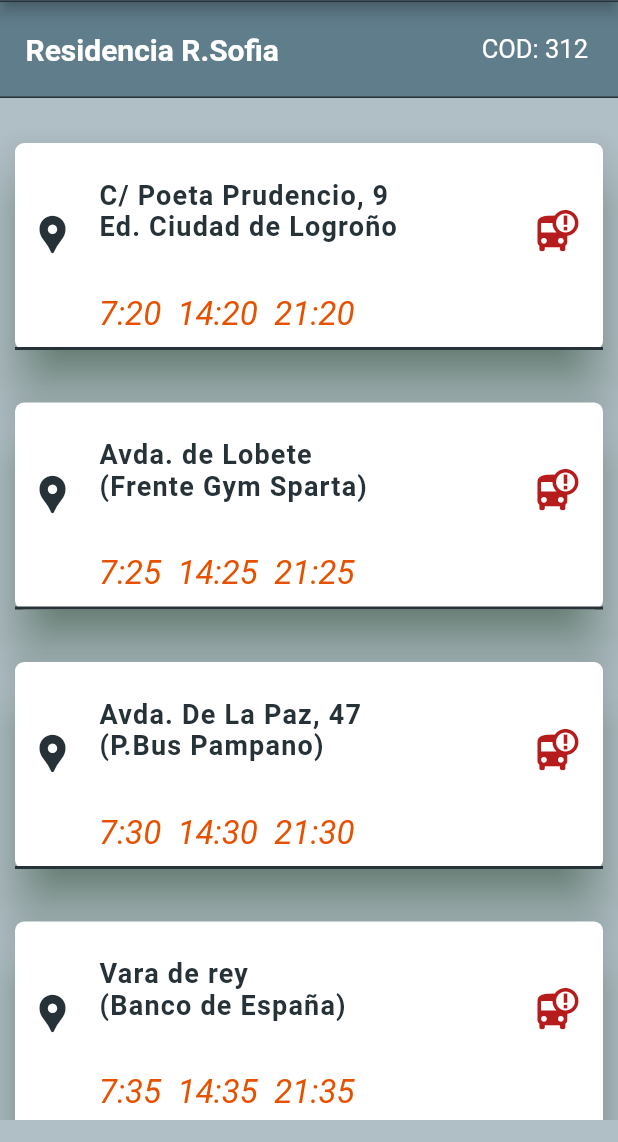
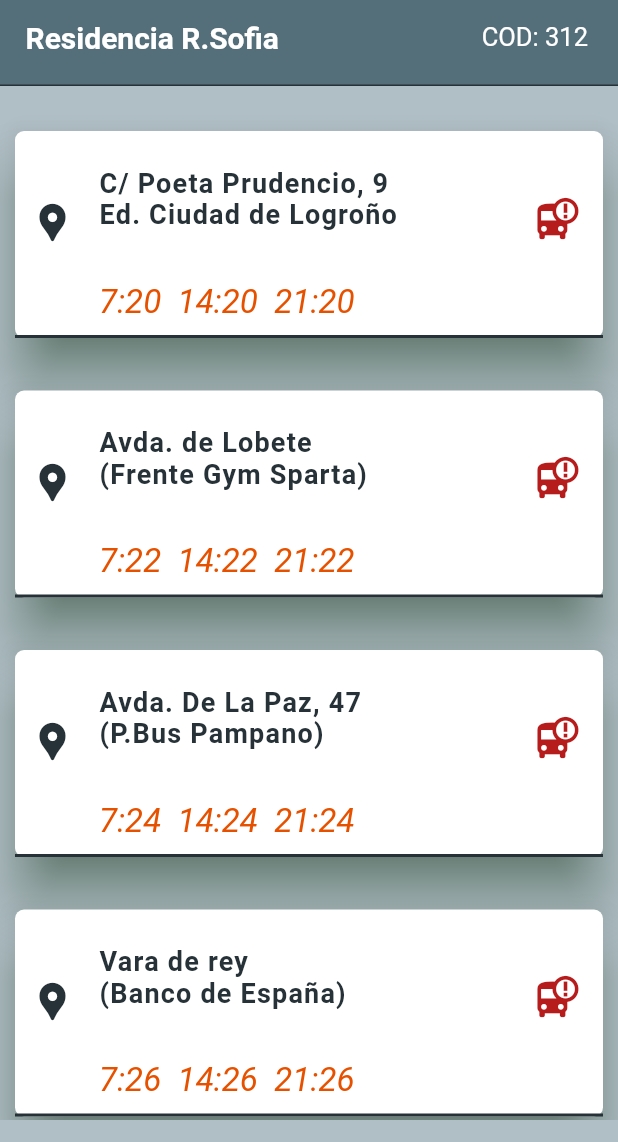
Before and after one commit to SStefanV/Paradas_bus_fabricas, a Flutter app: the screen it shows after launch, after a tap on "RES. REINA SOFIA", on a phone screen of 412 x 824 dp, the part 94-1236 px from its top. Run offline on Flutter 3.47's test engine with Material 2 defaults, Android fonts, the phone set to English and light mode, and no system bars.

Commit message:
Luni Seara

```diff
--- a/lib/helper.dart
+++ b/lib/helper.dart
@@ -5,23 +5,24 @@ class Helper {
     return Scaffold(
         backgroundColor: Colors.blueGrey[200],
         appBar: AppBar(
+          elevation: 0.0,
           title: Padding(
             padding: const EdgeInsets.fromLTRB(38, 10, 0, 0),
             child: Image.asset('images/jlogo3.png', fit: BoxFit.cover),
           ),
           backgroundColor: Colors.blueGrey[600],
-          bottom: PreferredSize(
-              child: Container(
-                color: Colors.blueGrey[900],
-                height: 1.0,
-              ),
-              preferredSize: Size.fromHeight(8.0)),
+          // bottom: PreferredSize(
+          //     child: Container(
+          //       color: Colors.blueGrey[900],
+          //       height: 1.0,
+          //     ),
+          //     preferredSize: Size.fromHeight(8.0)),
         ),
         body: Column(
           children: [
             Container(
               decoration: BoxDecoration(
-                  color: Colors.blueGrey[500],
+                  color: Colors.blueGrey[600],
                   border: Border(
                     bottom: BorderSide(
                       color: Colors.blueGrey[900],
--- a/lib/home.dart
+++ b/lib/home.dart
@@ -30,7 +30,8 @@ class MyApp extends StatelessWidget {
     return Scaffold(
         backgroundColor: Colors.blueGrey[100],
         appBar: AppBar(
-          backgroundColor: Colors.blueGrey,
+          backgroundColor: Colors.blueGrey[600],
+          elevation: 0.0,
           title: Padding(
             padding: const EdgeInsets.fromLTRB(90, 10, 0, 0),
             child: Image.asset('images/jlogo3.png', fit: BoxFit.cover),
@@ -43,21 +44,30 @@ class MyApp extends StatelessWidget {
           //     preferredSize: Size.fromHeight(8.0)),
           //centerTitle: true,
         ),
-        body: SafeArea(
-          child: SingleChildScrollView(
-            child: Padding(
-              padding: const EdgeInsets.fromLTRB(10.0, 45, 10, 0),
-              child: Column(children: [
+        body: Column(children: [
+          Container(
+            // margin: const EdgeInsets.fromLTRB(0, 0, 0, 18),
+            color: Colors.blueGrey[600],
+            child: Row(
+              mainAxisAlignment: MainAxisAlignment.center,
+              children: [
                 Padding(
-                  padding: const EdgeInsets.only(bottom: 18.0),
+                  padding: const EdgeInsets.fromLTRB(0, 20, 0, 25),
                   child: Text('Fabricas y Residencias',
                       style: TextStyle(
-                        color: Colors.blueGrey[900],
+                        color: Colors.white,
                         fontSize: 26,
                         fontWeight: FontWeight.bold,
                       )),
                 ),
-                SizedBox(height: 12.0),
+              ],
+            ),
+          ),
+          Flexible(
+            child: SingleChildScrollView(
+              child: Column(
+                children: [
+                  SizedBox(height: 30.0),
                   //ROW 1---------------------------------------------
                   Row(
                     mainAxisAlignment: MainAxisAlignment.spaceEvenly,
@@ -87,8 +97,8 @@ class MyApp extends StatelessWidget {
                         width: 14,
                       ),
                       Expanded(
-                      child:
-                          makeButton(context, '/poligono', 'POLIGONO-LOGROÑO'),
+                        child: makeButton(
+                            context, '/poligono', 'POLIGONO-LOGROÑO'),
                       ),
                     ],
                   ),
@@ -98,7 +108,7 @@ class MyApp extends StatelessWidget {
                     mainAxisAlignment: MainAxisAlignment.spaceEvenly,
                     children: [
                       Expanded(
-                      child: makeButton(context, '/inconal', 'INCONAL'),
+                        child: makeButton(context, '/inconal', 'INCONAL-LOG'),
                       ),
                       SizedBox(
                         width: 14,
@@ -114,18 +124,34 @@ class MyApp extends StatelessWidget {
                     mainAxisAlignment: MainAxisAlignment.spaceEvenly,
                     children: [
                       Expanded(
-                      child: makeButton(context, '/logPoligono', 'IAC 1'),
+                        child: makeButton(context, '/logSaica', 'LOG-SAICA'),
                       ),
                       SizedBox(
                         width: 14,
                       ),
                       Expanded(
-                      child: makeButton(context, '/poligono', 'IAC 2'),
+                        child: makeButton(context, '/saica', 'SAICA-LOG'),
                       ),
                     ],
                   ),
                   SizedBox(height: 15.0),
                   //ROW 5----------------------------------
+                  Row(
+                    mainAxisAlignment: MainAxisAlignment.spaceEvenly,
+                    children: [
+                      Expanded(
+                        child: makeButton(context, '/crown', 'CROWN'),
+                      ),
+                      SizedBox(
+                        width: 14,
+                      ),
+                      Expanded(
+                        child: makeButton(context, '/poligono', 'LOGISTA'),
+                      ),
+                    ],
+                  ),
+                  SizedBox(height: 15.0),
+                  //ROW 6 ----------------------------------
                   Row(
                     mainAxisAlignment: MainAxisAlignment.spaceEvenly,
                     children: [
@@ -141,7 +167,7 @@ class MyApp extends StatelessWidget {
                     ],
                   ),
                   SizedBox(height: 15.0),
-                //ROW 6 ----------------------------------
+                  //ROW 7 -----------------------------------
                   Row(
                     mainAxisAlignment: MainAxisAlignment.spaceEvenly,
                     children: [
@@ -152,23 +178,7 @@ class MyApp extends StatelessWidget {
                         width: 14,
                       ),
                       Expanded(
-                      child: makeButton(context, '/poligono', 'LOGISTA'),
-                    ),
-                  ],
-                ),
-                SizedBox(height: 15.0),
-                //ROW 7 -----------------------------------
-                Row(
-                  mainAxisAlignment: MainAxisAlignment.spaceEvenly,
-                  children: [
-                    Expanded(
-                      child: makeButton(context, '/crown', 'CROWN'),
-                    ),
-                    SizedBox(
-                      width: 14,
-                    ),
-                    Expanded(
-                      child: makeButton(context, '/poligono', 'SAICA'),
+                        child: makeButton(context, '/poligono', 'IAC 2'),
                       ),
                     ],
                   ),
@@ -189,9 +199,10 @@ class MyApp extends StatelessWidget {
                       ),
                     ],
                   ),
-              ]),
+                ],
               ),
             ),
-        ));
+          ),
+        ]));
   }
 }
--- a/lib/main.dart
+++ b/lib/main.dart
@@ -3,11 +3,13 @@ import './home.dart';
 import 'paginas/crown.dart';
 import 'paginas/grafometal.dart';
 import 'paginas/inconal.dart';
+import 'paginas/logSaica.dart';
 import 'paginas/poligono.dart';
 import 'paginas/log_poligono.dart';
 import 'paginas/proba.dart';
 import 'paginas/resReinaSofia.dart';
 import 'paginas/residenciaLaRioja.dart';
+import 'paginas/saica.dart';
 
 void main() {
   runApp(MaterialApp(initialRoute: '/', routes: {
@@ -22,5 +24,7 @@ void main() {
     '/proba': (context) => Proba(),
     '/inconal': (context) => Inconal(),
     '/grafometal': (context) => Grafometal(),
+    '/saica': (context) => Saica(),
+    '/logSaica': (context) => LogSaica(),
   }));
 }
--- a/lib/paginas/resReinaSofia.dart
+++ b/lib/paginas/resReinaSofia.dart
@@ -9,20 +9,20 @@ class ResReinaSofia extends StatelessWidget {
     },
     {
       'name': 'Avda. de Lobete\n(Frente Gym Sparta)',
-      'ora': '7:25  14:25  21:25'
+      'ora': '7:22  14:22  21:22'
     },
     {
       'name': 'Avda. De La Paz, 47\n(P.Bus Pampano)',
-      'ora': '7:30  14:30  21:30'
+      'ora': '7:24  14:24  21:24'
     },
-    {'name': 'Vara de rey\n(Banco de España)', 'ora': '7:35  14:35  21:35'},
-    {'name': 'Gran Via, 40\n(Daniel Trevijano)', 'ora': '7:40  14:40  21:40'},
-    {'name': 'C/ Murrieta\n(P. Bus Bene)', 'ora': '7:45  14:45  21:45'},
+    {'name': 'Vara de rey\n(Banco de España)', 'ora': '7:26  14:26  21:26'},
+    {'name': 'Gran Via, 40\n(Daniel Trevijano)', 'ora': '7:28  14:28  21:28'},
+    {'name': 'C/ Murrieta\n(P. Bus Bene)', 'ora': '7:30  14:30  21:30'},
     {
       'name': 'Avda. Club Deportivo, 33\n(Edificio Arsys)',
-      'ora': '7:50  14:50  21:50'
+      'ora': '7:32  14:32  21:32'
     },
-    {'name': 'Residencia Reina Sofia', 'ora': '7:55  14:55  21:55'}
+    {'name': 'Residencia Reina Sofia', 'ora': '7:50  14:50  21:50'}
   ];
   String name = 'Residencia R.Sofia';
   String cod = '312';
```
Also changed, not shown: lib/paginas/inconal.dart (+7 -6 lines), lib/paginas/logSaica.dart (added, +36 -0 lines), lib/paginas/saica.dart (added, +36 -0 lines). Lines whose indentation alone changed are shown as unchanged.
